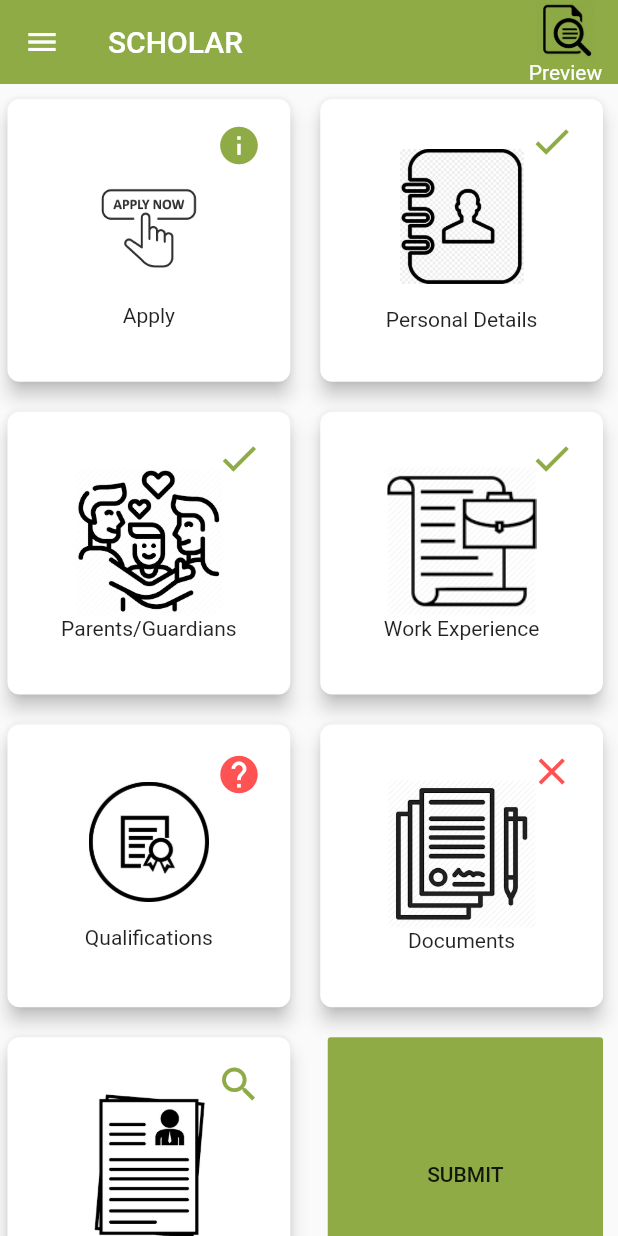
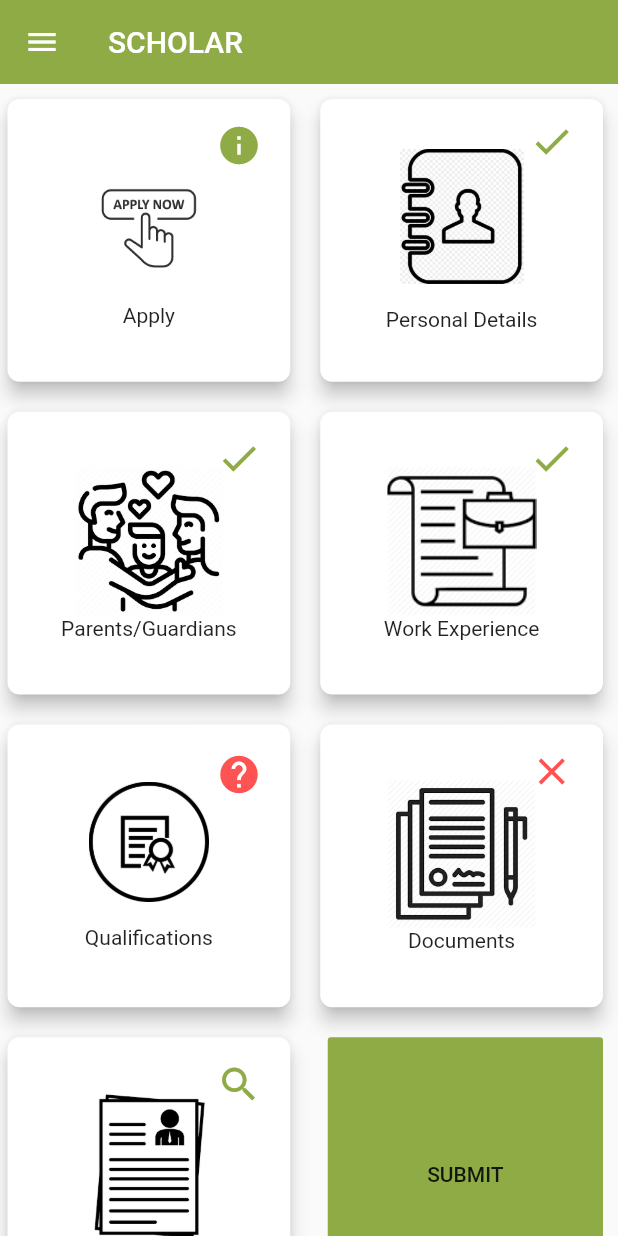
Before and after one commit to durrello/scholar_app, a Flutter app: the HomeScreen screen opened directly, on a phone screen of 412 x 824 dp. Run offline on Flutter 3.47's test engine with Material 2 defaults, Android fonts, the phone set to English and light mode, and no system bars; our stand-ins replace animated_splash_screen, file_picker, google_sign_in, hexcolor, page_transition, rflutter_alert and 1 more; missing offline and left inert: flutter_overboard.

Commit message:
deleting unused photos

```diff
--- a/lib/src/screens/home/home.dart
+++ b/lib/src/screens/home/home.dart
@@ -18,18 +18,11 @@ import 'package:scholar_app/src/screens/app_form/qualifications.dart';
 import 'package:scholar_app/src/screens/connect_with.dart';
 import 'package:scholar_app/src/screens/home/home_card.dart';
 import 'package:scholar_app/src/screens/notifications.dart';
-import 'package:scholar_app/src/screens/preview.dart';
 import 'package:scholar_app/src/screens/profile.dart';
 import 'package:scholar_app/src/screens/settings.dart';
 
 //imported custom widgets and commons
 import 'package:scholar_app/src/widgets/drawer_option.dart';
-
-
-//importing screens and reusable components
-//reusable components
-
-//screen
 
 class HomeScreen extends StatefulWidget {
   @override
@@ -44,29 +37,20 @@ class _HomeScreenState extends State<HomeScreen> {
           elevation: 0.0,
           backgroundColor: primary,
           title: Text("SCHOLAR", textAlign: TextAlign.end,),
-          actions: [
-            InkWell(
-                onTap: () => Navigator.of(context).push(MaterialPageRoute(builder: (context) => new PreviewScreen())),
-                child: Column(
-                  children: [
-                    new Image.asset('assets/images/preview.png', height: 40, width: 70, ),
-                    Text("Preview")
-                  ],
-                )),
-          ],
+          actions: [],
         ),
         drawer: new Drawer(
           child: new ListView(
             children: [
               //header
               new UserAccountsDrawerHeader(
-                accountName: Text("Durrell Gemuh"),
-                accountEmail: Text("gemuhd@gmail.com"),
+                accountName: Text("John Doe"),
+                accountEmail: Text("johndoe@example.com"),
                 currentAccountPicture: GestureDetector(
                   child: new CircleAvatar(
                     backgroundColor: white,
                     child: Image(
-                      image: AssetImage("assets/images/profile_picture.jpg"),
+                      image: AssetImage("assets/images/avatart.png"),
                     ),
                   ),
                 ),
```
Also changed, not shown: assets/images/avatar.png (added), assets/images/personal.jpeg (deleted), assets/images/preview.png (deleted), assets/images/profile_picture.jpg (deleted), assets/images/started.jpg (deleted), assets/images/started.png (deleted).
